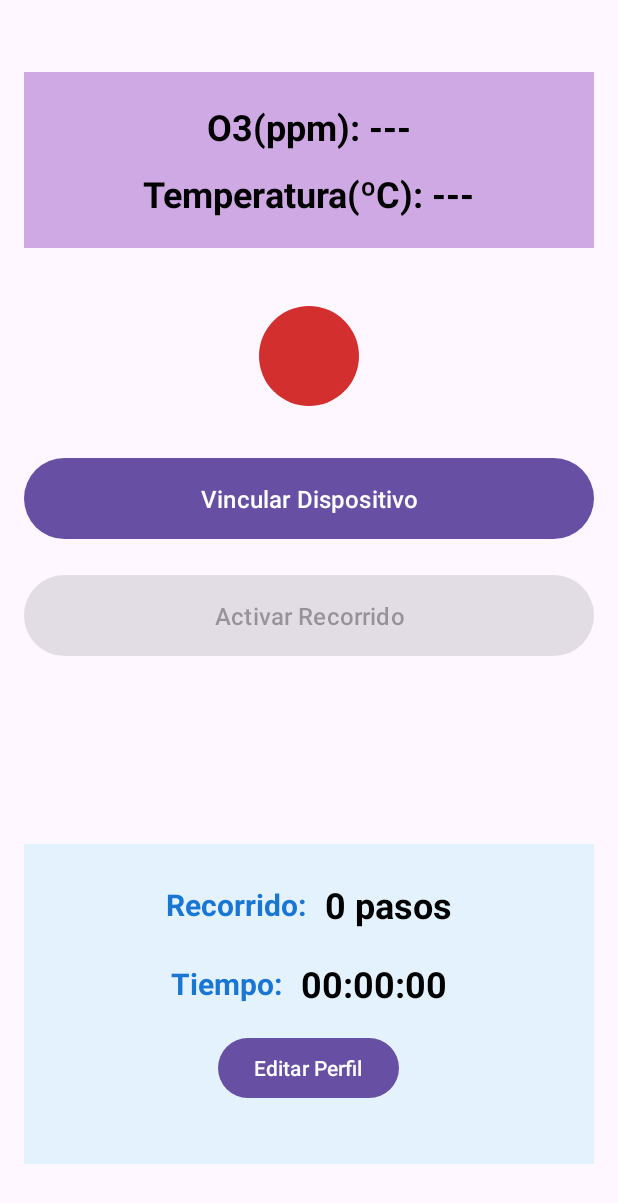
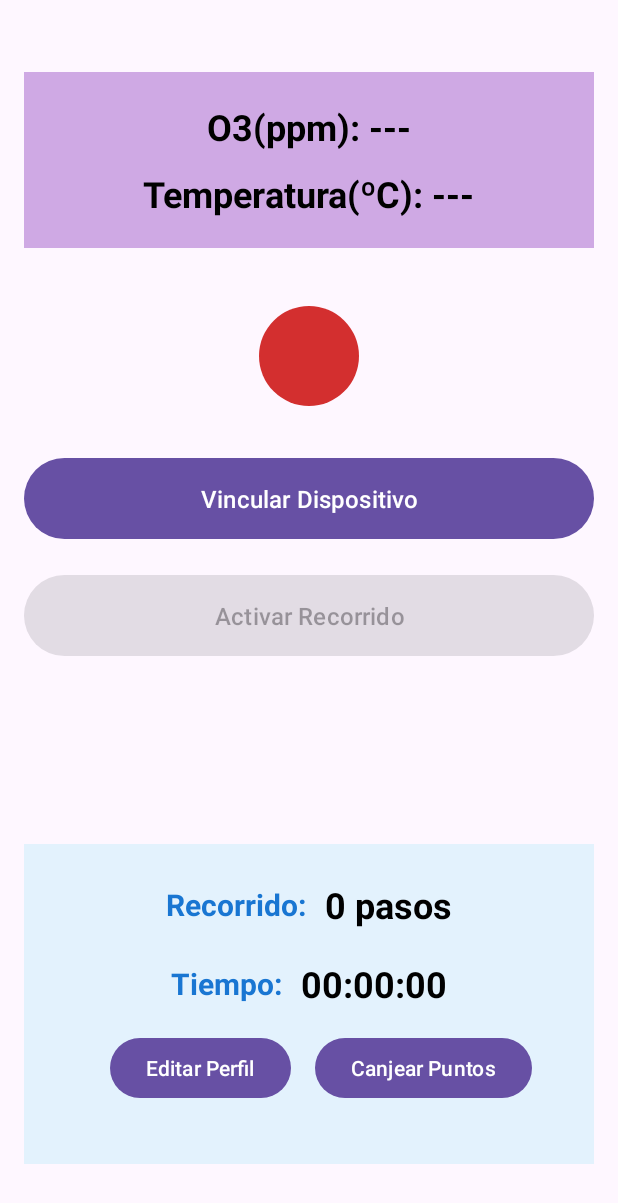
Before and after one commit to Air-o-Walk/android, an Android app: the MainActivity screen opened directly, with no data from a screen before it, on a phone screen of 412 x 824 dp. Shown: the top 1203 px of the screen. Run offline under Robolectric (Android 15) with nearby library versions, the phone set to English and light mode, and no system bars.

Commit message:
Arreglos conexion

```diff
--- a/AiroWalkSprint0/app/src/main/res/layout/activity_main.xml
+++ b/AiroWalkSprint0/app/src/main/res/layout/activity_main.xml
@@ -170,13 +170,21 @@
             android:layout_height="wrap_content"
             android:gravity="center"
             android:orientation="horizontal">
-        <Button
-            android:id="@+id/boton_perfil"
-            android:layout_width="wrap_content"
-            android:layout_height="wrap_content"
-            android:text="Editar Perfil"
-            android:layout_margin="16dp" />
-    </LinearLayout>
+
+            <Button
+                android:id="@+id/boton_perfil"
+                android:layout_width="wrap_content"
+                android:layout_height="wrap_content"
+                android:layout_margin="16dp"
+                android:text="Editar Perfil" />
+
+            <Button
+                android:id="@+id/button"
+                android:layout_width="wrap_content"
+                android:layout_height="wrap_content"
+                android:onClick="abrirPantallaCanjeos"
+                android:text="Canjear Puntos" />
+        </LinearLayout>
     </LinearLayout>
 
 </androidx.constraintlayout.widget.ConstraintLayout>
```
Also changed, not shown: AiroWalkSprint0/app/src/main/java/com/example/air_o_walk_sprint0/MainActivity.java (+8 -10 lines), AiroWalkSprint0/app/src/main/java/com/example/air_o_walk_sprint0/MeasurementsSender.java (+13 -18 lines).
